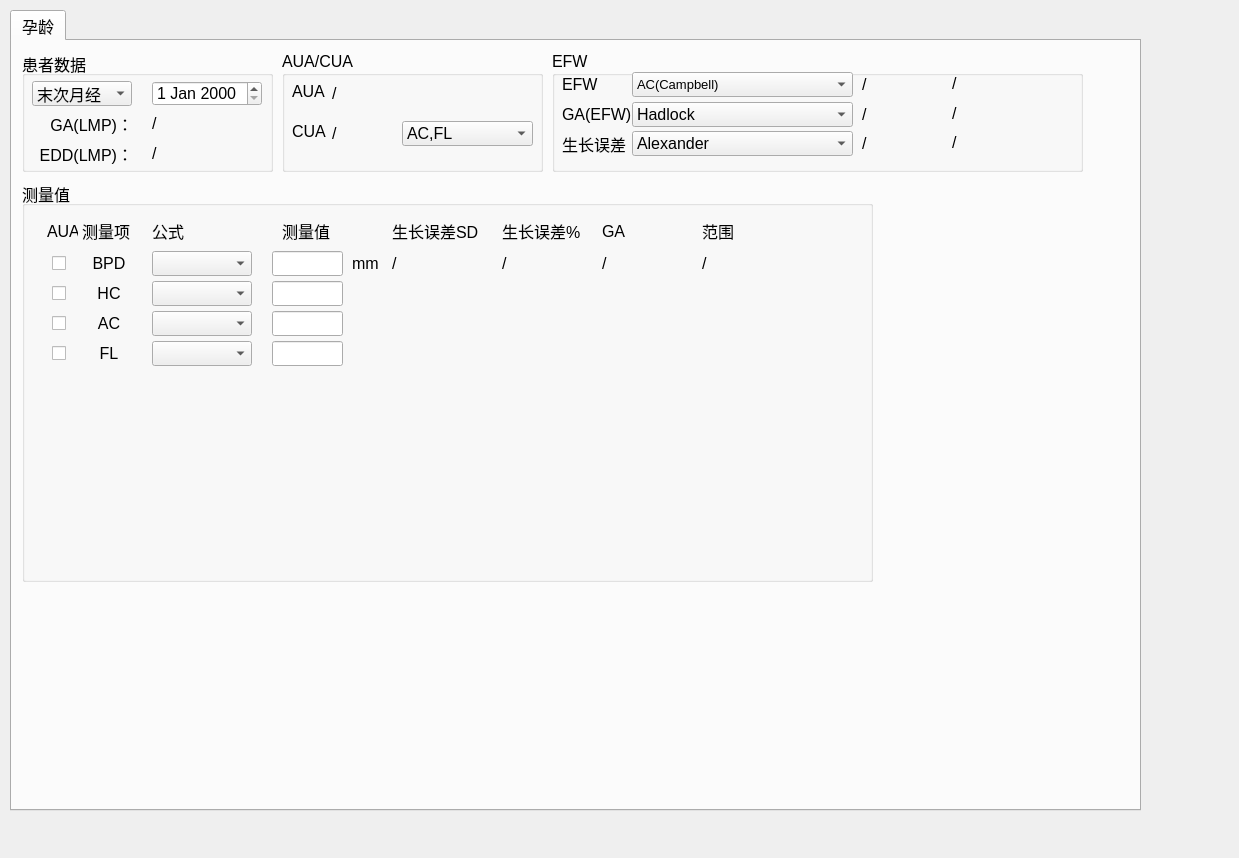
First picture: the form in tools/Calculator/ui/ui_GA.ui, repository qingning006/TestCode, before the edit.
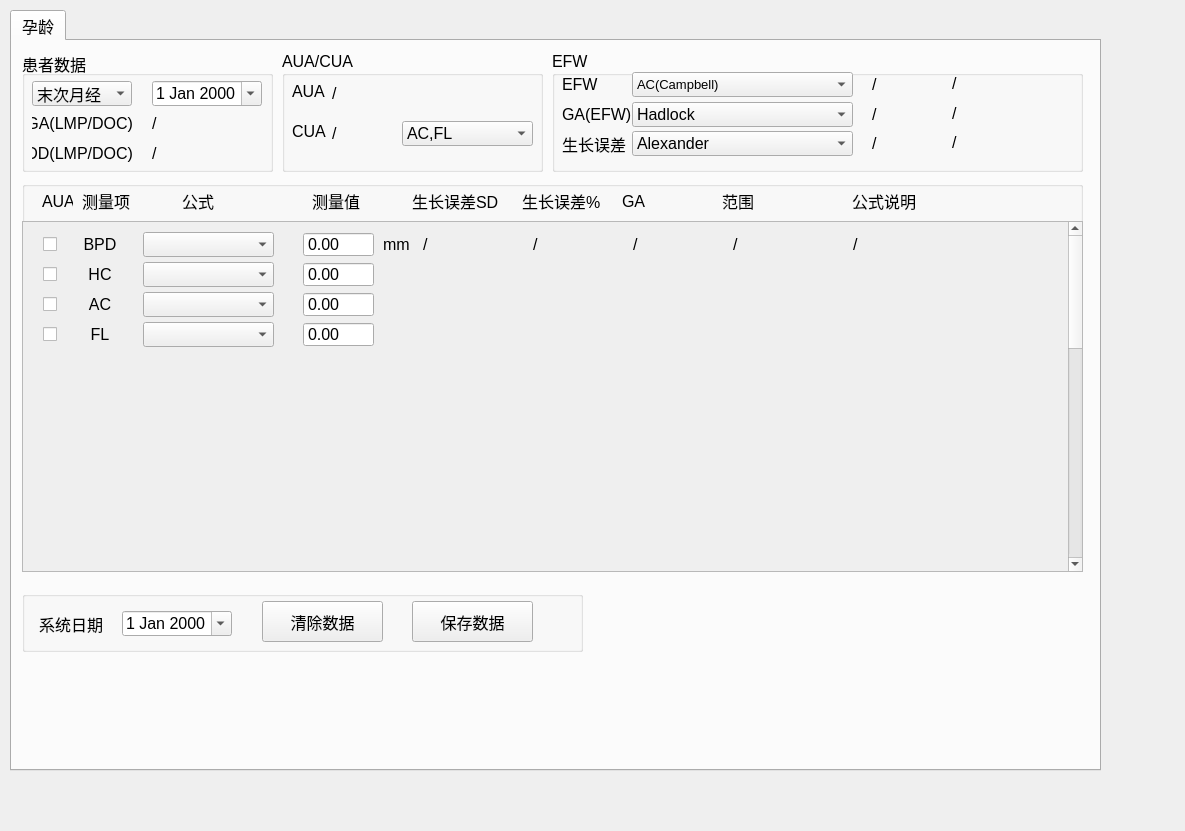
Second picture: the form after the edit.

Patch:
```diff
--- a/tools/Calculator/ui/ui_GA.ui
+++ b/tools/Calculator/ui/ui_GA.ui
@@ -6,8 +6,8 @@
    <rect>
     <x>0</x>
     <y>0</y>
-    <width>1239</width>
-    <height>858</height>
+    <width>1185</width>
+    <height>831</height>
    </rect>
   </property>
   <property name="windowTitle">
@@ -18,8 +18,8 @@
     <rect>
      <x>10</x>
      <y>10</y>
-     <width>1131</width>
-     <height>801</height>
+     <width>1091</width>
+     <height>761</height>
     </rect>
    </property>
    <property name="font">
@@ -65,6 +65,9 @@
         <height>25</height>
        </rect>
       </property>
+      <property name="calendarPopup">
+       <bool>true</bool>
+      </property>
      </widget>
      <widget class="QComboBox" name="cmbox_LMP">
       <property name="geometry">
@@ -86,25 +89,6 @@
        </property>
       </item>
      </widget>
-     <widget class="QLabel" name="label_GA">
-      <property name="geometry">
-       <rect>
-        <x>10</x>
-        <y>60</y>
-        <width>101</width>
-        <height>25</height>
-       </rect>
-      </property>
-      <property name="layoutDirection">
-       <enum>Qt::LeftToRight</enum>
-      </property>
-      <property name="text">
-       <string>GA(LMP)：</string>
-      </property>
-      <property name="alignment">
-       <set>Qt::AlignRight|Qt::AlignTrailing|Qt::AlignVCenter</set>
-      </property>
-     </widget>
      <widget class="QLabel" name="label_EDD">
       <property name="geometry">
        <rect>
@@ -115,7 +99,7 @@
        </rect>
       </property>
       <property name="text">
-       <string>EDD(LMP)：</string>
+       <string>EDD(LMP/DOC)</string>
       </property>
       <property name="alignment">
        <set>Qt::AlignRight|Qt::AlignTrailing|Qt::AlignVCenter</set>
@@ -153,6 +137,25 @@
        <set>Qt::AlignLeading|Qt::AlignLeft|Qt::AlignVCenter</set>
       </property>
      </widget>
+     <widget class="QLabel" name="label_GA">
+      <property name="geometry">
+       <rect>
+        <x>10</x>
+        <y>60</y>
+        <width>101</width>
+        <height>25</height>
+       </rect>
+      </property>
+      <property name="layoutDirection">
+       <enum>Qt::LeftToRight</enum>
+      </property>
+      <property name="text">
+       <string>GA(LMP/DOC)</string>
+      </property>
+      <property name="alignment">
+       <set>Qt::AlignRight|Qt::AlignTrailing|Qt::AlignVCenter</set>
+      </property>
+     </widget>
     </widget>
     <widget class="QGroupBox" name="groupBox_2">
      <property name="geometry">
@@ -302,7 +305,7 @@
      <property name="title">
       <string>EFW</string>
      </property>
-     <widget class="QComboBox" name="cmbox_fml_EFW">
+     <widget class="QComboBox" name="cmbox_fml_efw">
       <property name="geometry">
        <rect>
         <x>80</x>
@@ -323,7 +326,7 @@
       </item>
       <item>
        <property name="text">
-        <string>AC,BPD (Hadlock)</string>
+        <string>AC,BPD(Hadlock)</string>
        </property>
       </item>
       <item>
@@ -420,10 +423,10 @@
        <string>EFW</string>
       </property>
      </widget>
-     <widget class="QLabel" name="label_efw_g">
+     <widget class="QLabel" name="label_efw_value">
       <property name="geometry">
        <rect>
-        <x>310</x>
+        <x>320</x>
         <y>21</y>
         <width>71</width>
         <height>25</height>
@@ -433,7 +436,7 @@
        <string>/</string>
       </property>
      </widget>
-     <widget class="QLabel" name="label_efw_g_sd">
+     <widget class="QLabel" name="label_efw_value_sd">
       <property name="geometry">
        <rect>
         <x>400</x>
@@ -462,7 +465,7 @@
      <widget class="QLabel" name="label_efw_ga">
       <property name="geometry">
        <rect>
-        <x>310</x>
+        <x>320</x>
         <y>51</y>
         <width>71</width>
         <height>25</height>
@@ -485,7 +488,7 @@
        <string>GA(EFW)</string>
       </property>
      </widget>
-     <widget class="QComboBox" name="cmbox_fml_EFW_2">
+     <widget class="QComboBox" name="cmbox_fml_efw_ga">
       <property name="geometry">
        <rect>
         <x>80</x>
@@ -533,7 +536,7 @@
        <string>生长误差</string>
       </property>
      </widget>
-     <widget class="QComboBox" name="cmbox_fml_EFW_3">
+     <widget class="QComboBox" name="cmbox_fml_efw_growth">
       <property name="geometry">
        <rect>
         <x>80</x>
@@ -663,10 +666,10 @@
        </property>
       </item>
      </widget>
-     <widget class="QLabel" name="label_efw_sd">
+     <widget class="QLabel" name="label_efw_growth">
       <property name="geometry">
        <rect>
-        <x>310</x>
+        <x>320</x>
         <y>80</y>
         <width>71</width>
         <height>25</height>
@@ -676,7 +679,7 @@
        <string>/</string>
       </property>
      </widget>
-     <widget class="QLabel" name="label_efw_sd_percen">
+     <widget class="QLabel" name="label_efw_growth_percen">
       <property name="geometry">
        <rect>
         <x>400</x>
@@ -690,39 +693,62 @@
       </property>
      </widget>
     </widget>
-    <widget class="QGroupBox" name="groupBox_4">
+    <widget class="QGroupBox" name="groupBox_5">
      <property name="geometry">
       <rect>
        <x>10</x>
        <y>140</y>
-       <width>851</width>
-       <height>401</height>
+       <width>1061</width>
+       <height>391</height>
       </rect>
      </property>
      <property name="title">
-      <string>测量值</string>
+      <string/>
      </property>
-     <widget class="QLabel" name="label_2">
+     <widget class="QLabel" name="label_15">
       <property name="geometry">
        <rect>
-        <x>60</x>
-        <y>70</y>
-        <width>54</width>
-        <height>25</height>
+        <x>830</x>
+        <y>10</y>
+        <width>71</width>
+        <height>20</height>
        </rect>
       </property>
       <property name="text">
-       <string>BPD</string>
+       <string>公式说明</string>
       </property>
-      <property name="alignment">
-       <set>Qt::AlignCenter</set>
+     </widget>
+     <widget class="QLabel" name="label_4">
+      <property name="geometry">
+       <rect>
+        <x>20</x>
+        <y>10</y>
+        <width>31</width>
+        <height>20</height>
+       </rect>
+      </property>
+      <property name="text">
+       <string>AUA</string>
+      </property>
+     </widget>
+     <widget class="QLabel" name="label_21">
+      <property name="geometry">
+       <rect>
+        <x>500</x>
+        <y>10</y>
+        <width>91</width>
+        <height>20</height>
+       </rect>
+      </property>
+      <property name="text">
+       <string>生长误差%</string>
       </property>
      </widget>
      <widget class="QLabel" name="label_5">
       <property name="geometry">
        <rect>
-        <x>130</x>
-        <y>40</y>
+        <x>160</x>
+        <y>10</y>
         <width>54</width>
         <height>20</height>
        </rect>
@@ -734,8 +760,8 @@
      <widget class="QLabel" name="label_6">
       <property name="geometry">
        <rect>
-        <x>260</x>
-        <y>40</y>
+        <x>290</x>
+        <y>10</y>
         <width>54</width>
         <height>20</height>
        </rect>
@@ -744,141 +770,11 @@
        <string>测量值</string>
       </property>
      </widget>
-     <widget class="QLineEdit" name="lineEdit_bpd">
-      <property name="geometry">
-       <rect>
-        <x>250</x>
-        <y>70</y>
-        <width>71</width>
-        <height>25</height>
-       </rect>
-      </property>
-     </widget>
-     <widget class="QLabel" name="label_3">
-      <property name="geometry">
-       <rect>
-        <x>330</x>
-        <y>70</y>
-        <width>31</width>
-        <height>25</height>
-       </rect>
-      </property>
-      <property name="text">
-       <string>mm</string>
-      </property>
-     </widget>
-     <widget class="QLabel" name="label_4">
-      <property name="geometry">
-       <rect>
-        <x>25</x>
-        <y>40</y>
-        <width>31</width>
-        <height>20</height>
-       </rect>
-      </property>
-      <property name="text">
-       <string>AUA</string>
-      </property>
-     </widget>
-     <widget class="QLabel" name="label_7">
-      <property name="geometry">
-       <rect>
-        <x>580</x>
-        <y>40</y>
-        <width>54</width>
-        <height>20</height>
-       </rect>
-      </property>
-      <property name="text">
-       <string>GA</string>
-      </property>
-     </widget>
-     <widget class="QComboBox" name="cmbox_bpd_fml">
-      <property name="geometry">
-       <rect>
-        <x>130</x>
-        <y>70</y>
-        <width>100</width>
-        <height>25</height>
-       </rect>
-      </property>
-     </widget>
-     <widget class="QLabel" name="label">
-      <property name="geometry">
-       <rect>
-        <x>60</x>
-        <y>40</y>
-        <width>54</width>
-        <height>20</height>
-       </rect>
-      </property>
-      <property name="text">
-       <string>测量项</string>
-      </property>
-     </widget>
-     <widget class="QCheckBox" name="ckbox_bpd">
-      <property name="geometry">
-       <rect>
-        <x>30</x>
-        <y>70</y>
-        <width>21</width>
-        <height>25</height>
-       </rect>
-      </property>
-      <property name="text">
-       <string/>
-      </property>
-     </widget>
-     <widget class="QLabel" name="label_8">
-      <property name="geometry">
-       <rect>
-        <x>680</x>
-        <y>40</y>
-        <width>71</width>
-        <height>20</height>
-       </rect>
-      </property>
-      <property name="text">
-       <string>范围</string>
-      </property>
-     </widget>
-     <widget class="QLabel" name="label_bpd_ga">
-      <property name="geometry">
-       <rect>
-        <x>580</x>
-        <y>70</y>
-        <width>81</width>
-        <height>25</height>
-       </rect>
-      </property>
-      <property name="text">
-       <string>/</string>
-      </property>
-      <property name="alignment">
-       <set>Qt::AlignLeading|Qt::AlignLeft|Qt::AlignVCenter</set>
-      </property>
-     </widget>
-     <widget class="QLabel" name="label_bpd_ga_range">
-      <property name="geometry">
-       <rect>
-        <x>680</x>
-        <y>70</y>
-        <width>91</width>
-        <height>25</height>
-       </rect>
-      </property>
-      <property name="text">
-       <string>/</string>
-      </property>
-      <property name="alignment">
-       <set>Qt::AlignLeading|Qt::AlignLeft|Qt::AlignVCenter</set>
-      </property>
-     </widget>
      <widget class="QLabel" name="label_20">
       <property name="geometry">
        <rect>
-        <x>370</x>
-        <y>40</y>
+        <x>390</x>
+        <y>10</y>
         <width>91</width>
         <height>20</height>
        </rect>
@@ -887,196 +783,491 @@
        <string>生长误差SD</string>
       </property>
      </widget>
-     <widget class="QLabel" name="label_bpd_ga_sd">
+     <widget class="QScrollArea" name="scrollArea">
       <property name="geometry">
        <rect>
-        <x>370</x>
-        <y>70</y>
-        <width>91</width>
-        <height>25</height>
-       </rect>
-      </property>
-      <property name="text">
-       <string>/</string>
-      </property>
-      <property name="alignment">
-       <set>Qt::AlignLeading|Qt::AlignLeft|Qt::AlignVCenter</set>
-      </property>
-     </widget>
-     <widget class="QLabel" name="label_bpd_ga_percen">
-      <property name="geometry">
-       <rect>
-        <x>480</x>
-        <y>70</y>
-        <width>91</width>
-        <height>25</height>
-       </rect>
-      </property>
-      <property name="text">
-       <string>/</string>
-      </property>
-      <property name="alignment">
-       <set>Qt::AlignLeading|Qt::AlignLeft|Qt::AlignVCenter</set>
-      </property>
-     </widget>
-     <widget class="QLabel" name="label_21">
-      <property name="geometry">
-       <rect>
-        <x>480</x>
+        <x>0</x>
         <y>40</y>
-        <width>91</width>
-        <height>20</height>
+        <width>1061</width>
+        <height>351</height>
        </rect>
       </property>
-      <property name="text">
-       <string>生长误差%</string>
+      <property name="widgetResizable">
+       <bool>false</bool>
       </property>
+      <widget class="QWidget" name="scrollAreaWidgetContents">
+       <property name="geometry">
+        <rect>
+         <x>0</x>
+         <y>0</y>
+         <width>1040</width>
+         <height>1000</height>
+        </rect>
+       </property>
+       <widget class="QLabel" name="label_bpd_ga_range">
+        <property name="geometry">
+         <rect>
+          <x>710</x>
+          <y>10</y>
+          <width>91</width>
+          <height>25</height>
+         </rect>
+        </property>
+        <property name="text">
+         <string>/</string>
+        </property>
+        <property name="alignment">
+         <set>Qt::AlignLeading|Qt::AlignLeft|Qt::AlignVCenter</set>
+        </property>
+       </widget>
+       <widget class="QLabel" name="label_12">
+        <property name="geometry">
+         <rect>
+          <x>50</x>
+          <y>40</y>
+          <width>54</width>
+          <height>25</height>
+         </rect>
+        </property>
+        <property name="text">
+         <string>HC</string>
+        </property>
+        <property name="alignment">
+         <set>Qt::AlignCenter</set>
+        </property>
+       </widget>
+       <widget class="QComboBox" name="cmbox_ac_fml">
+        <property name="geometry">
+         <rect>
+          <x>120</x>
+          <y>70</y>
+          <width>131</width>
+          <height>25</height>
+         </rect>
+        </property>
+       </widget>
+       <widget class="QLabel" name="label_3">
+        <property name="geometry">
+         <rect>
+          <x>360</x>
+          <y>10</y>
+          <width>31</width>
+          <height>25</height>
+         </rect>
+        </property>
+        <property name="text">
+         <string>mm</string>
+        </property>
+       </widget>
+       <widget class="QLabel" name="label_14">
+        <property name="geometry">
+         <rect>
+          <x>50</x>
+          <y>100</y>
+          <width>54</width>
+          <height>25</height>
+         </rect>
+        </property>
+        <property name="text">
+         <string>FL</string>
+        </property>
+        <property name="alignment">
+         <set>Qt::AlignCenter</set>
+        </property>
+       </widget>
+       <widget class="QLabel" name="label_2">
+        <property name="geometry">
+         <rect>
+          <x>50</x>
+          <y>10</y>
+          <width>54</width>
+          <height>25</height>
+         </rect>
+        </property>
+        <property name="text">
+         <string>BPD</string>
+        </property>
+        <property name="alignment">
+         <set>Qt::AlignCenter</set>
+        </property>
+       </widget>
+       <widget class="QDoubleSpinBox" name="double_bpd">
+        <property name="geometry">
+         <rect>
+          <x>280</x>
+          <y>10</y>
+          <width>71</width>
+          <height>25</height>
+         </rect>
+        </property>
+        <property name="font">
+         <font>
+          <pointsize>12</pointsize>
+         </font>
+        </property>
+        <property name="styleSheet">
+         <string notr="true"/>
+        </property>
+        <property name="buttonSymbols">
+         <enum>QAbstractSpinBox::NoButtons</enum>
+        </property>
+        <property name="maximum">
+         <double>99999.990000000005239</double>
+        </property>
+        <property name="singleStep">
+         <double>0.010000000000000</double>
+        </property>
+        <property name="stepType">
+         <enum>QAbstractSpinBox::DefaultStepType</enum>
+        </property>
+       </widget>
+       <widget class="QComboBox" name="cmbox_fl_fml">
+        <property name="geometry">
+         <rect>
+          <x>120</x>
+          <y>100</y>
+          <width>131</width>
+          <height>25</height>
+         </rect>
+        </property>
+       </widget>
+       <widget class="QDoubleSpinBox" name="double_ac">
+        <property name="geometry">
+         <rect>
+          <x>280</x>
+          <y>70</y>
+          <width>71</width>
+          <height>25</height>
+         </rect>
+        </property>
+        <property name="styleSheet">
+         <string notr="true"/>
+        </property>
+        <property name="buttonSymbols">
+         <enum>QAbstractSpinBox::NoButtons</enum>
+        </property>
+        <property name="maximum">
+         <double>99999.990000000005239</double>
+        </property>
+        <property name="singleStep">
+         <double>0.010000000000000</double>
+        </property>
+        <property name="stepType">
+         <enum>QAbstractSpinBox::DefaultStepType</enum>
+        </property>
+       </widget>
+       <widget class="QCheckBox" name="ckbox_bpd">
+        <property name="geometry">
+         <rect>
+          <x>20</x>
+          <y>10</y>
+          <width>21</width>
+          <height>25</height>
+         </rect>
+        </property>
+        <property name="text">
+         <string/>
+        </property>
+       </widget>
+       <widget class="QComboBox" name="cmbox_hc_fml">
+        <property name="geometry">
+         <rect>
+          <x>120</x>
+          <y>40</y>
+          <width>131</width>
+          <height>25</height>
+         </rect>
+        </property>
+       </widget>
+       <widget class="QLabel" name="label_bpd_ga">
+        <property name="geometry">
+         <rect>
+          <x>610</x>
+          <y>10</y>
+          <width>81</width>
+          <height>25</height>
+         </rect>
+        </property>
+        <property name="text">
+         <string>/</string>
+        </property>
+        <property name="alignment">
+         <set>Qt::AlignLeading|Qt::AlignLeft|Qt::AlignVCenter</set>
+        </property>
+       </widget>
+       <widget class="QDoubleSpinBox" name="double_fl">
+        <property name="geometry">
+         <rect>
+          <x>280</x>
+          <y>100</y>
+          <width>71</width>
+          <height>25</height>
+         </rect>
+        </property>
+        <property name="styleSheet">
+         <string notr="true"/>
+        </property>
+        <property name="buttonSymbols">
+         <enum>QAbstractSpinBox::NoButtons</enum>
+        </property>
+        <property name="maximum">
+         <double>99999.990000000005239</double>
+        </property>
+        <property name="singleStep">
+         <double>1.000000000000000</double>
+        </property>
+        <property name="stepType">
+         <enum>QAbstractSpinBox::DefaultStepType</enum>
+        </property>
+       </widget>
+       <widget class="QCheckBox" name="ckbox_fl">
+        <property name="geometry">
+         <rect>
+          <x>20</x>
+          <y>100</y>
+          <width>21</width>
+          <height>25</height>
+         </rect>
+        </property>
+        <property name="text">
+         <string/>
+        </property>
+       </widget>
+       <widget class="QCheckBox" name="ckbox_ac">
+        <property name="geometry">
+         <rect>
+          <x>20</x>
+          <y>70</y>
+          <width>21</width>
+          <height>25</height>
+         </rect>
+        </property>
+        <property name="text">
+         <string/>
+        </property>
+       </widget>
+       <widget class="QLabel" name="label_bpd_ga_sd">
+        <property name="geometry">
+         <rect>
+          <x>400</x>
+          <y>10</y>
+          <width>91</width>
+          <height>25</height>
+         </rect>
+        </property>
+        <property name="text">
+         <string>/</string>
+        </property>
+        <property name="alignment">
+         <set>Qt::AlignLeading|Qt::AlignLeft|Qt::AlignVCenter</set>
+        </property>
+       </widget>
+       <widget class="QComboBox" name="cmbox_bpd_fml">
+        <property name="geometry">
+         <rect>
+          <x>120</x>
+          <y>10</y>
+          <width>131</width>
+          <height>25</height>
+         </rect>
+        </property>
+       </widget>
+       <widget class="QDoubleSpinBox" name="double_hc">
+        <property name="geometry">
+         <rect>
+          <x>280</x>
+          <y>40</y>
+          <width>71</width>
+          <height>25</height>
+         </rect>
+        </property>
+        <property name="styleSheet">
+         <string notr="true"/>
+        </property>
+        <property name="buttonSymbols">
+         <enum>QAbstractSpinBox::NoButtons</enum>
+        </property>
+        <property name="maximum">
+         <double>99999.990000000005239</double>
+        </property>
+        <property name="singleStep">
+         <double>0.010000000000000</double>
+        </property>
+        <property name="stepType">
+         <enum>QAbstractSpinBox::DefaultStepType</enum>
+        </property>
+       </widget>
+       <widget class="QCheckBox" name="ckbox_hc">
+        <property name="geometry">
+         <rect>
+          <x>20</x>
+          <y>40</y>
+          <width>21</width>
+          <height>25</height>
+         </rect>
+        </property>
+        <property name="text">
+         <string/>
+        </property>
+       </widget>
+       <widget class="QLabel" name="label_bpd_ga_percen">
+        <property name="geometry">
+         <rect>
+          <x>510</x>
+          <y>10</y>
+          <width>91</width>
+          <height>25</height>
+         </rect>
+        </property>
+        <property name="text">
+         <string>/</string>
+        </property>
+        <property name="alignment">
+         <set>Qt::AlignLeading|Qt::AlignLeft|Qt::AlignVCenter</set>
+        </property>
+       </widget>
+       <widget class="QLabel" name="label_13">
+        <property name="geometry">
+         <rect>
+          <x>50</x>
+          <y>70</y>
+          <width>54</width>
+          <height>25</height>
+         </rect>
+        </property>
+        <property name="text">
+         <string>AC</string>
+        </property>
+        <property name="alignment">
+         <set>Qt::AlignCenter</set>
+        </property>
+       </widget>
+       <widget class="QLabel" name="label_bpd_desc">
+        <property name="geometry">
+         <rect>
+          <x>830</x>
+          <y>10</y>
+          <width>91</width>
+          <height>25</height>
+         </rect>
+        </property>
+        <property name="text">
+         <string>/</string>
+        </property>
+        <property name="alignment">
+         <set>Qt::AlignLeading|Qt::AlignLeft|Qt::AlignVCenter</set>
+        </property>
+       </widget>
+      </widget>
      </widget>
-     <widget class="QLineEdit" name="lineEdit_hc">
+     <widget class="QLabel" name="label_8">
       <property name="geometry">
        <rect>
-        <x>250</x>
-        <y>100</y>
+        <x>700</x>
+        <y>10</y>
         <width>71</width>
-        <height>25</height>
+        <height>20</height>
        </rect>
       </property>
-     </widget>
-     <widget class="QComboBox" name="cmbox_hc_fml">
-      <property name="geometry">
-       <rect>
-        <x>130</x>
-        <y>100</y>
-        <width>100</width>
-        <height>25</height>
-       </rect>
+      <property name="text">
+       <string>范围</string>
       </property>
      </widget>
-     <widget class="QLabel" name="label_12">
+     <widget class="QLabel" name="label">
       <property name="geometry">
        <rect>
         <x>60</x>
-        <y>100</y>
+        <y>10</y>
         <width>54</width>
-        <height>25</height>
+        <height>20</height>
        </rect>
       </property>
       <property name="text">
-       <string>HC</string>
+       <string>测量项</string>
       </property>
-      <property name="alignment">
-       <set>Qt::AlignCenter</set>
-      </property>
      </widget>
-     <widget class="QLineEdit" name="lineEdit_ac">
+     <widget class="QLabel" name="label_7">
       <property name="geometry">
        <rect>
-        <x>250</x>
-        <y>130</y>
-        <width>71</width>
-        <height>25</height>
-       </rect>
-      </property>
-     </widget>
-     <widget class="QLabel" name="label_13">
-      <property name="geometry">
-       <rect>
-        <x>60</x>
-        <y>130</y>
+        <x>600</x>
+        <y>10</y>
         <width>54</width>
-        <height>25</height>
+        <height>20</height>
        </rect>
       </property>
       <property name="text">
-       <string>AC</string>
+       <string>GA</string>
       </property>
-      <property name="alignment">
-       <set>Qt::AlignCenter</set>
-      </property>
      </widget>
-     <widget class="QComboBox" name="cmbox_ac_fml">
+    </widget>
+    <widget class="QGroupBox" name="groupBox_4">
+     <property name="geometry">
+      <rect>
+       <x>10</x>
+       <y>550</y>
+       <width>561</width>
+       <height>61</height>
+      </rect>
+     </property>
+     <property name="title">
+      <string/>
+     </property>
+     <widget class="QPushButton" name="btn_clear">
       <property name="geometry">
        <rect>
-        <x>130</x>
-        <y>130</y>
-        <width>100</width>
-        <height>25</height>
+        <x>240</x>
+        <y>10</y>
+        <width>121</width>
+        <height>41</height>
        </rect>
       </property>
-     </widget>
-     <widget class="QLineEdit" name="lineEdit_fl">
-      <property name="geometry">
-       <rect>
-        <x>250</x>
-        <y>160</y>
-        <width>71</width>
-        <height>25</height>
-       </rect>
+      <property name="text">
+       <string>清除数据</string>
       </property>
      </widget>
-     <widget class="QLabel" name="label_14">
+     <widget class="QDateEdit" name="dateEdit_system">
       <property name="geometry">
        <rect>
-        <x>60</x>
-        <y>160</y>
-        <width>54</width>
+        <x>100</x>
+        <y>20</y>
+        <width>110</width>
         <height>25</height>
        </rect>
       </property>
-      <property name="text">
-       <string>FL</string>
+      <property name="calendarPopup">
+       <bool>true</bool>
       </property>
-      <property name="alignment">
-       <set>Qt::AlignCenter</set>
-      </property>
      </widget>
-     <widget class="QComboBox" name="cmbox_fl_fml">
+     <widget class="QLabel" name="label_system">
       <property name="geometry">
        <rect>
-        <x>130</x>
-        <y>160</y>
-        <width>100</width>
+        <x>10</x>
+        <y>20</y>
+        <width>71</width>
         <height>25</height>
        </rect>
       </property>
-     </widget>
-     <widget class="QCheckBox" name="ckbox_hc">
-      <property name="geometry">
-       <rect>
-        <x>30</x>
-        <y>100</y>
-        <width>21</width>
-        <height>25</height>
-       </rect>
+      <property name="layoutDirection">
+       <enum>Qt::LeftToRight</enum>
       </property>
       <property name="text">
-       <string/>
+       <string>系统日期</string>
       </property>
-     </widget>
-     <widget class="QCheckBox" name="ckbox_ac">
-      <property name="geometry">
-       <rect>
-        <x>30</x>
-        <y>130</y>
-        <width>21</width>
-        <height>25</height>
-       </rect>
+      <property name="alignment">
+       <set>Qt::AlignRight|Qt::AlignTrailing|Qt::AlignVCenter</set>
       </property>
-      <property name="text">
-       <string/>
-      </property>
      </widget>
-     <widget class="QCheckBox" name="ckbox_fl">
+     <widget class="QPushButton" name="btn_save">
       <property name="geometry">
        <rect>
-        <x>30</x>
-        <y>160</y>
-        <width>21</width>
-        <height>25</height>
+        <x>390</x>
+        <y>10</y>
+        <width>121</width>
+        <height>41</height>
        </rect>
       </property>
       <property name="text">
-       <string/>
+       <string>保存数据</string>
       </property>
      </widget>
     </widget>
```
